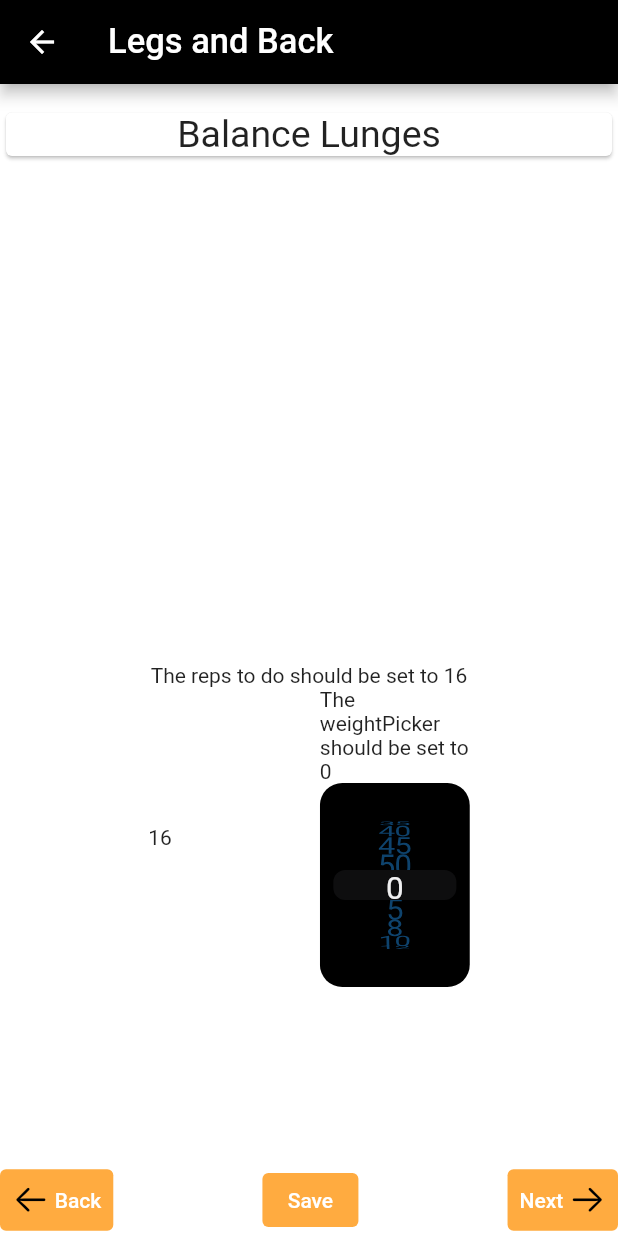
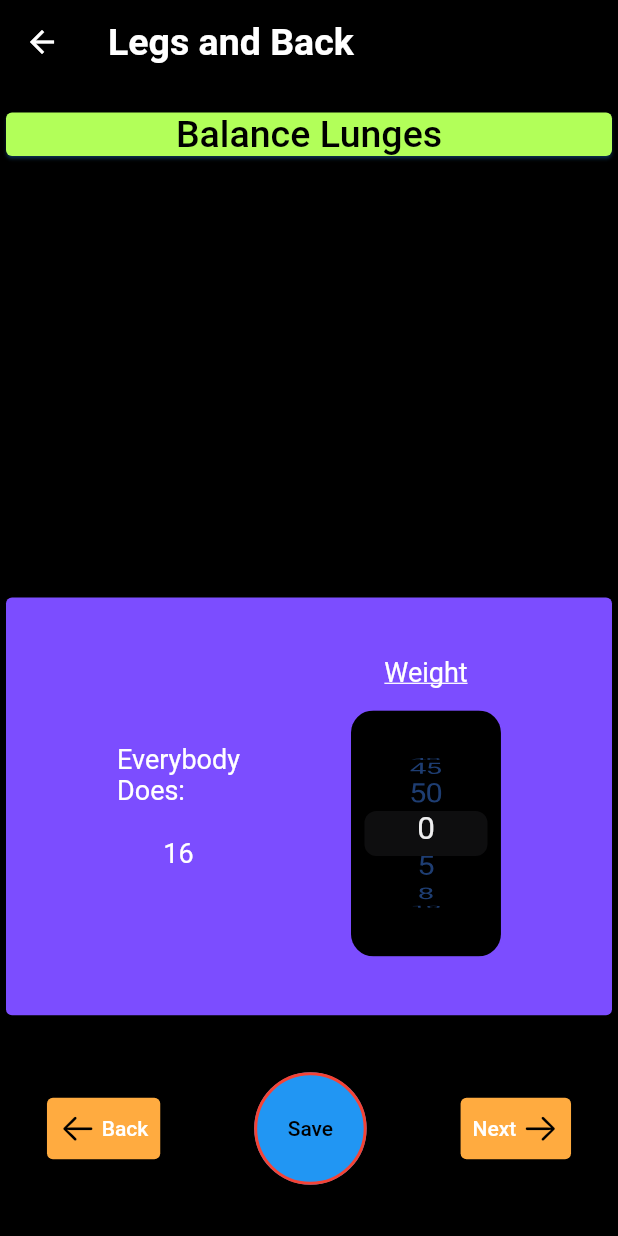
Before and after one commit to Fairfieldfred/myp90x_app, a Flutter app: the screen it shows after launch, after a tap on "Legs and Back", on a phone screen of 412 x 824 dp. Run offline on Flutter 3.47's test engine with Material 2 defaults, Android fonts, the phone set to English and light mode, and no system bars; our stand-ins replace sqflite; missing offline and left inert: dart:ffi; accounts and stored records are empty.

Commit message:
Colors and Pageview with no schroll

```diff
--- a/lib/components/constants.dart
+++ b/lib/components/constants.dart
@@ -4,6 +4,39 @@ const kBottomContainerHeight = 80.0;
 const kActiveCardColor = Color(0xFF1D1E33);
 const kInActiveCardColor = Color(0xFF111328);
 const kBottomContainerColor = Color(0xFFEB1555);
+
+const kWorkoutNameTextStyle = TextStyle(
+  fontSize: 25.0,
+  fontWeight: FontWeight.w700,
+  // decoration: TextDecoration.underline,
+);
+
+const kProgramNameTextStyle = TextStyle(
+  fontSize: 30.0,
+  fontWeight: FontWeight.w900,
+  decoration: TextDecoration.underline,
+);
+const kWorkoutListTextStyle = TextStyle(
+  fontSize: 25.0,
+  fontWeight: FontWeight.w500,
+  color: Colors.black
+);
+const kWorkoutNameCardTextStyle = TextStyle(
+    fontSize: 25.0,
+    fontWeight: FontWeight.w500,
+    color: Colors.black
+);
+const kPickerViewTextStyle = TextStyle(
+  fontSize: 18.0, color: Colors.white,
+);
+const kPickerViewPickerTextStyle = TextStyle(
+  fontSize: 18.0, color: Colors.white,
+  decoration: TextDecoration.underline,
+);
+const kDoneOrNotViewTextStyle = TextStyle(
+  fontSize: 22.0, color: Colors.white,
+  fontWeight: FontWeight.w700
+);
 
 const kLabelTextStyle = TextStyle(
   fontSize: 18.0, color: Color(0xFF8D8E98),
--- a/lib/components/picker_views.dart
+++ b/lib/components/picker_views.dart
@@ -17,23 +17,31 @@ class _DefaultPickerViewState extends State<DefaultPickerView> {
   Widget build(BuildContext context) {
     final exerciseModel = context.watch<ExerciseModel>();
     return  Column(
+      mainAxisAlignment: MainAxisAlignment.spaceEvenly,
       children: [
-        Text('The repPicker should be set to ${exerciseModel.nextLastRep}'),
         Row(
           children: [
             Spacer(),
+            Column(
+              children: [
                 SizedBox(
                   height: 200.0,
                   width: 100.0,
                   child: RepPicker(),
                 ),
+              ],
+            ),
             Spacer(),
+            Column(
+              children: [
                 SizedBox(
                   height: 200.0,
                   width: 100.0,
                   child: WeightPicker(),
                 ),
-            Spacer()
+              ],
+            ),
+            Spacer(),
           ],
         ),
       ],
@@ -51,11 +59,11 @@ class _MaxRepPickerViewState extends State<MaxRepPickerView> {
   @override
   Widget build(BuildContext context) {
     final exerciseModel = context.watch<ExerciseModel>();
-    return  Column(
+    return  Row(
       children: [
-        Text('The last Max Rep Count was: ${exerciseModel.nextLastRep}'),
-        Row(
-          children: [
+        Spacer(),
+        Text('The last Max \nRep Count: ${exerciseModel.nextLastRep}',
+        style: kPickerViewTextStyle),
         Spacer(),
         SizedBox(
           height: 200.0,
@@ -63,8 +71,6 @@ class _MaxRepPickerViewState extends State<MaxRepPickerView> {
           child: RepPicker(),
         ),
         Spacer(),
-          ],
-        ),
       ],
     );
   }
@@ -81,22 +87,25 @@ class _FixedRepPickerViewState extends State<FixedRepPickerView> {
   @override
   Widget build(BuildContext context) {
     final exerciseModel = context.watch<ExerciseModel>();
-    return  Column(
-      children: [
-        Text('The reps to do should be set to ${pickCorrectCount(exerciseModel.exerciseName)}'),
-        Row(
+    return  Row(
       children: [
         Spacer(),
-            Text(pickCorrectCount(exerciseModel.exerciseName)),
+        Column(
+          mainAxisAlignment: MainAxisAlignment.center,
+          children: [
+            Text('Everybody\nDoes:\n',
+            style: kPickerViewTextStyle,),
+            Text(pickCorrectCount(exerciseModel.exerciseName),
+            style: kPickerViewTextStyle),
+          ],
+        ),
         Spacer(),
         SizedBox(
-              height: 200.0,
-              width: 100.0,
+          height: 200,
+          width: 100,
           child: WeightPicker(),
         ),
         Spacer()
-          ],
-        ),
       ],
     );
   }
@@ -154,7 +163,7 @@ class _DoneOrNotPickerViewState extends State<DoneOrNotPickerView> {
           children: [
             Spacer(),
             Text('Did You Do it? ',
-            style: kResultTextStyle,),
+            style: kDoneOrNotViewTextStyle),
             Spacer(),
             Padding(
               padding: const EdgeInsets.all(20.0),
--- a/lib/components/weight_picker.dart
+++ b/lib/components/weight_picker.dart
@@ -1,7 +1,7 @@
 import 'package:flutter/material.dart';
 import 'package:flutter/cupertino.dart';
+import 'package:myp90x_app/components/constants.dart';
 import 'package:myp90x_app/model/exercise_brain.dart';
-import 'constants.dart';
 import 'package:provider/provider.dart';
 
 class WeightPicker extends StatefulWidget {
@@ -22,7 +22,9 @@ class _WeightPickerState extends State<WeightPicker> {
 
     return Column(
       children: [
-        Text('The weightPicker should be set to  ${exerciseModel.nextLastWeight}'),
+        Text('Weight',
+            style: kPickerViewPickerTextStyle),
+        SizedBox(height: 15),
         Container(
           child: Expanded(
             child: ClipRRect(
@@ -33,7 +35,7 @@ class _WeightPickerState extends State<WeightPicker> {
                 magnification: 1.0,
                 diameterRatio: 0.7, // 1.1 is ios default
                 offAxisFraction: 0.0, // -0.5 to 0.5,
-                squeeze: 1.45, // ios default is 1.45
+                squeeze: 1.3, // ios default is 1.45
                 // selectionOverlay: Text('$selected'),
                 backgroundColor: Colors.black,
                 onSelectedItemChanged: (int value) {
@@ -42,11 +44,11 @@ class _WeightPickerState extends State<WeightPicker> {
                     exerciseModel.setCurrentWeight(selected);
                   });
                 },
-                itemExtent: 20.0,
+                itemExtent: 30.0,
                 children: [
                   for (var weight in weightToChoose)
                     Text('$weight', style: TextStyle(
-                        color: selected == weight ? Colors.white: Colors.blue),)
+                        color: selected == weight ? Colors.white: Colors.blueAccent),)
                 ],
 
               ),
--- a/lib/model/exercise_brain.dart
+++ b/lib/model/exercise_brain.dart
@@ -1,5 +1,4 @@
 import 'package:flutter/material.dart';
-import 'package:myp90x_app/components/database_helper.dart';
 
 class ExerciseModel extends ChangeNotifier {
 
--- a/lib/model/workoutData.dart
+++ b/lib/model/workoutData.dart
@@ -1,5 +1,3 @@
-import 'dart:collection';
-
 import 'package:flutter/material.dart';
 
 class WorkoutData extends StatelessWidget {
--- a/lib/screens/exercise_screen.dart
+++ b/lib/screens/exercise_screen.dart
@@ -1,8 +1,10 @@
 import 'package:flutter/cupertino.dart';
 import 'package:flutter/material.dart';
 import 'package:flutter/painting.dart';
+import 'package:myp90x_app/components/constants.dart';
 import 'package:myp90x_app/components/picker_views.dart';
 import 'package:myp90x_app/components/database_helper.dart';
+import 'package:myp90x_app/components/rounded_button.dart';
 import 'package:myp90x_app/model/exercise_brain.dart';
 import 'package:myp90x_app/model/workoutData.dart';
 import 'package:provider/provider.dart';
@@ -28,15 +30,16 @@ class _ExerciseScreenState extends State<ExerciseScreen> {
 
   final PageController controller = PageController(initialPage: 0);
 
-  Expanded pickNextView() {
-
-    return Expanded (
+  pickNextView() {
+    return Card(
+        color: Colors.deepPurpleAccent,
         child: PageView(
+          physics:new NeverScrollableScrollPhysics(),
           controller: controller,
             children:[
               for ( var exercisePage in workoutData.exercises)
               ShowCorrectView(exercisePage),
-          ], )
+            ], ),
       );
   }
 
@@ -45,13 +48,11 @@ class _ExerciseScreenState extends State<ExerciseScreen> {
     final exerciseModel = context.watch<ExerciseModel>();
 
     return Scaffold(
-      backgroundColor: Colors.white,
+      backgroundColor: Colors.black,
       appBar: AppBar(
         title: Text(workoutData.workoutName,
         maxLines: 2,
-        style: TextStyle(
-          fontSize: 23.0
-        ),),
+        style: kWorkoutNameTextStyle),
         backgroundColor: Colors.black,
       ),
       body: Column(
@@ -59,25 +60,32 @@ class _ExerciseScreenState extends State<ExerciseScreen> {
         children: [
           SizedBox(height: 15.0),
           Card(
+            color: Colors.lightGreenAccent,
+            shadowColor: Colors.blue,
             child: Container(
               width: double.infinity,
               child: Text(workoutData.exercises[exerciseModel.exerciseNumber],
               textAlign: TextAlign.center,
-                  style: TextStyle(
-                    fontSize: 25.0
-                  ),),
+                  style: kWorkoutNameCardTextStyle),
             ),
           ),
-          Spacer(),
+          Expanded(
+              flex: 2, child: Container(
+          )),
           // Below is used for testing
           // Text('The current rep Count is: ${exerciseModel.currentRep.toString()}'),
           // Text('The current weight is: ${exerciseModel.currentWeight.toString()}'),
           // Text('The current exercise Number is: ${exerciseNumber.toString()}'),
           // Text('The exerciseModel.nextLastRep value is ${exerciseModel.nextLastRep}'),
           // Text('The exerciseModel.nextLastWeight value is ${exerciseModel.nextLastWeight}'),
-          pickNextView(),
-          Row(
-            mainAxisAlignment: MainAxisAlignment.spaceBetween,
+          Expanded(
+              flex: 2,child: pickNextView()
+          ),
+          // Spacer(),
+          Expanded(
+            flex: 1,
+            child: Row(
+              mainAxisAlignment: MainAxisAlignment.spaceAround,
               children: [
                 TextButton(
                     style: ButtonStyle(
@@ -119,7 +127,10 @@ class _ExerciseScreenState extends State<ExerciseScreen> {
                         });//setState
                       }, //onPressed
                 ),
-              TextButton(onPressed: () async {
+                Container(
+                  width: 75,
+                  height: 75,
+                  child: MaterialButton(onPressed: () async {
                     int i = await DatabaseHelper.instance.insert({ //the insert method will always return the internal id of the record(an Integer)
                       DatabaseHelper.columnWorkoutName: workoutData.workoutName,
                       DatabaseHelper.columnExerciseName: workoutData.exercises[exerciseNumber],
@@ -128,34 +139,35 @@ class _ExerciseScreenState extends State<ExerciseScreen> {
                       DatabaseHelper.columnRepCount: exerciseModel.currentRep,
                       DatabaseHelper.columnWeight: exerciseModel.currentWeight, //regardless of the data entered.
                     });
+                    setState(() {
+                      exerciseModel.setNextLastRep(exerciseModel.currentRep);
+                    });
 
                     // Below is for testing and debugging and not really needed.
-                print('The inserted id is $i');
-                List<Map<String,dynamic>> queryRows = await DatabaseHelper.instance.queryAll();
-                print(queryRows);
-
-                List<Map<String,dynamic>> lastRep = await DatabaseHelper.instance.queryLastRep(workoutData.workoutName,workoutData.exercises[exerciseNumber]);
-                int temp1 = lastRep[0]['repCount'];
-                print('The rep count in saved is memory for this exercise is ${lastRep[0]['repCount']}');
-
-
-                List<Map<String,dynamic>> lastWeight = await DatabaseHelper.instance.queryLastWeight(workoutData.workoutName,workoutData.exercises[exerciseNumber]);
-                int temp2 = lastWeight[0]['weight'];
-                print('The weight in saved memory for this exercise is ${lastWeight[0]['weight']}');
-
-
-                List<Map<String,dynamic>> doneOrNot = await DatabaseHelper.instance.queryDoneOrNot(workoutData.workoutName,workoutData.exercises[exerciseNumber]);
-                print('The Done or Not in saved memory for this exercise is ${doneOrNot[0]['doneOrNot']}');
-
-
-
+                    // print('The inserted id is $i');
+                    // List<Map<String,dynamic>> queryRows = await DatabaseHelper.instance.queryAll();
+                    // print(queryRows);
+                    //
+                    // List<Map<String,dynamic>> lastRep = await DatabaseHelper.instance.queryLastRep(workoutData.workoutName,workoutData.exercises[exerciseNumber]);
+                    // int temp1 = lastRep[0]['repCount'];
+                    // print('The rep count in saved is memory for this exercise is ${lastRep[0]['repCount']}');
+                    //
+                    //
+                    // List<Map<String,dynamic>> lastWeight = await DatabaseHelper.instance.queryLastWeight(workoutData.workoutName,workoutData.exercises[exerciseNumber]);
+                    // int temp2 = lastWeight[0]['weight'];
+                    // print('The weight in saved memory for this exercise is ${lastWeight[0]['weight']}');
+                    //
+                    //
+                    // List<Map<String,dynamic>> doneOrNot = await DatabaseHelper.instance.queryDoneOrNot(workoutData.workoutName,workoutData.exercises[exerciseNumber]);
+                    // print('The Done or Not in saved memory for this exercise is ${doneOrNot[0]['doneOrNot']}');
                   },
                     child: Text('Save'),
-                style: ButtonStyle(
-                  backgroundColor: MaterialStateProperty.all<Color>(Colors.orangeAccent),
-                  foregroundColor: MaterialStateProperty.all<Color>(Colors.white),
+                    shape:CircleBorder(side: BorderSide(width: 2, color: Colors.red, style: BorderStyle.solid)),
+                      color: Colors.blue,
+                      textColor:Colors.black,
                   ),
                 ),
+
                 TextButton(
                   style: ButtonStyle(
                       backgroundColor: MaterialStateProperty.all<Color>(Colors.orangeAccent),
@@ -197,6 +209,7 @@ class _ExerciseScreenState extends State<ExerciseScreen> {
                   ),
               ],
             ),
+          ),
         ],
       ),
     );
--- a/lib/screens/welcome_screen.dart
+++ b/lib/screens/welcome_screen.dart
@@ -1,9 +1,7 @@
 import 'package:flutter/material.dart';
+import 'package:myp90x_app/components/constants.dart';
 import 'package:myp90x_app/model/workoutData.dart';
-import 'package:animated_text_kit/animated_text_kit.dart';
-import 'package:myp90x_app/components/rounded_button.dart';
 import 'package:myp90x_app/screens/exercise_screen.dart';
-
 
 String currentWorkout = '';
 
@@ -15,17 +13,43 @@ class WelcomeScreen extends StatefulWidget {
   _WelcomeScreenState createState() => _WelcomeScreenState();
 }
 
-class _WelcomeScreenState extends State<WelcomeScreen> with SingleTickerProviderStateMixin {
-
+class _WelcomeScreenState extends State<WelcomeScreen> {
 
   @override
   Widget build(BuildContext context) {
     return Scaffold(
-      body: ListView(
+      backgroundColor: Colors.black,
+      appBar: AppBar(
+        title: Text('My P90X WorkSheet',
+          style: kProgramNameTextStyle),
+        backgroundColor: Colors.black,
+      ),
+      body:
+          ListView(
             children: [
               for (var i = 0; i < workouts.length; i++ )
-            TextButton(
-                child: Text('${workouts[i].workoutName}'),
+                   Card(
+                     color: Colors.blue,
+                     child: TextButton(
+                        child:
+                            Row(
+                              children: [
+                                Card(
+                                  child: Image(
+                                    image: AssetImage('images/${workouts[i].workoutName}.png'),
+                                  ),
+                                ),
+                                Expanded(
+                                  child: Padding(
+                                    padding: const EdgeInsets.only(left: 12.0),
+                                    child: Text(workouts[i].workoutName,
+                                    maxLines: 2,
+                                    style: kWorkoutListTextStyle
+                                    ),
+                                  ),
+                                ),
+                              ],
+                            ),
                         onPressed: (){
                           currentWorkout = workouts[i].workoutName;
                           Navigator.push(
@@ -33,9 +57,9 @@ class _WelcomeScreenState extends State<WelcomeScreen> with SingleTickerProvider
                               MaterialPageRoute(builder: (context) => ExerciseScreen(workouts[i])));
                         }
                       ),
+                   ),
             ],
-        itemExtent: 50.0,
-
+            itemExtent: 100.0,
           ),
       );
   }
--- a/pubspec.yaml
+++ b/pubspec.yaml
@@ -51,8 +51,8 @@ flutter:
   uses-material-design: true
 
   # To add assets to your application, add an assets section, like this:
-  # assets:
-  #   - images/a_dot_burr.jpeg
+  assets:
+     - images/
   #   - images/a_dot_ham.jpeg
 
   # An image asset can refer to one or more resolution-specific "variants", see
```
Also changed, not shown: lib/components/rep_picker.dart (+9 -11 lines), images/Back and Biceps.png (added), images/Chest and Back.png (added), images/Chest, Shoulders, and Triceps.png (added), images/Core Synergistics.png (added), images/Legs and Back.png (added), images/Shoulders and Arms.png (added), pubspec.lock. Lines whose indentation alone changed are shown as unchanged.
